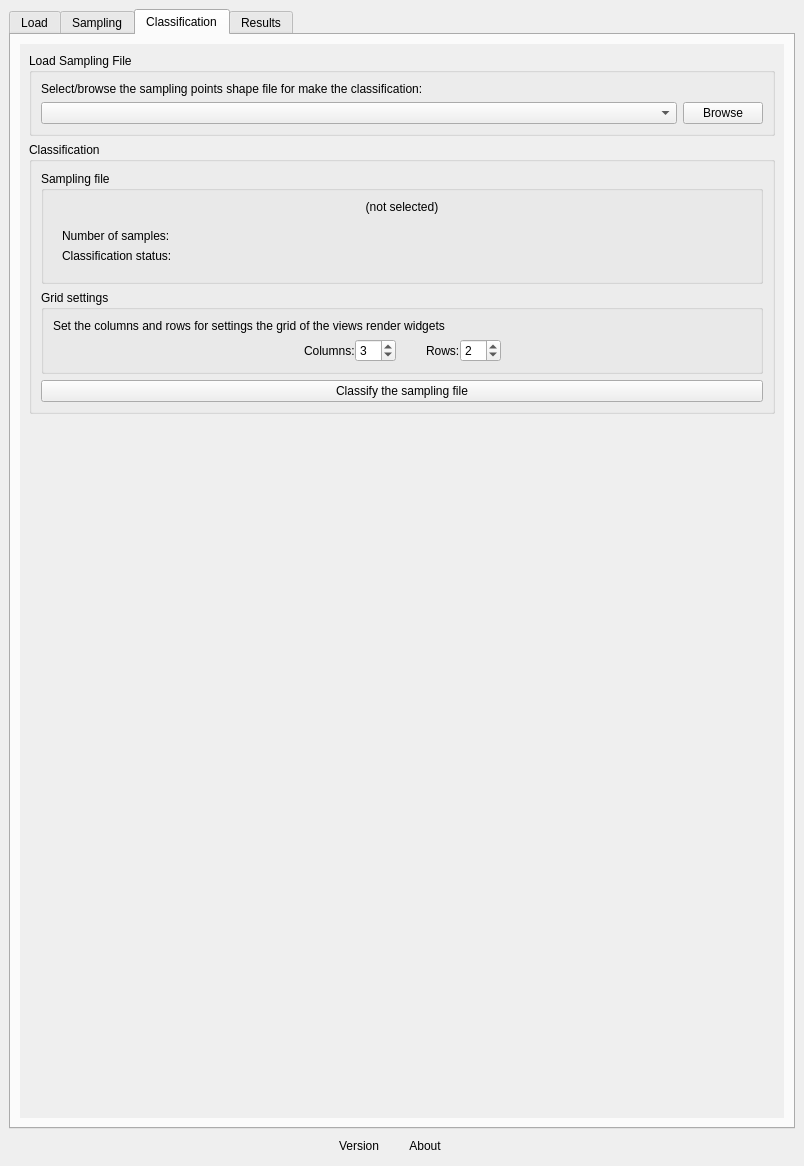
Qt form ui/acatama_dockwidget.ui (SMByC/AcATaMa) before a commit.
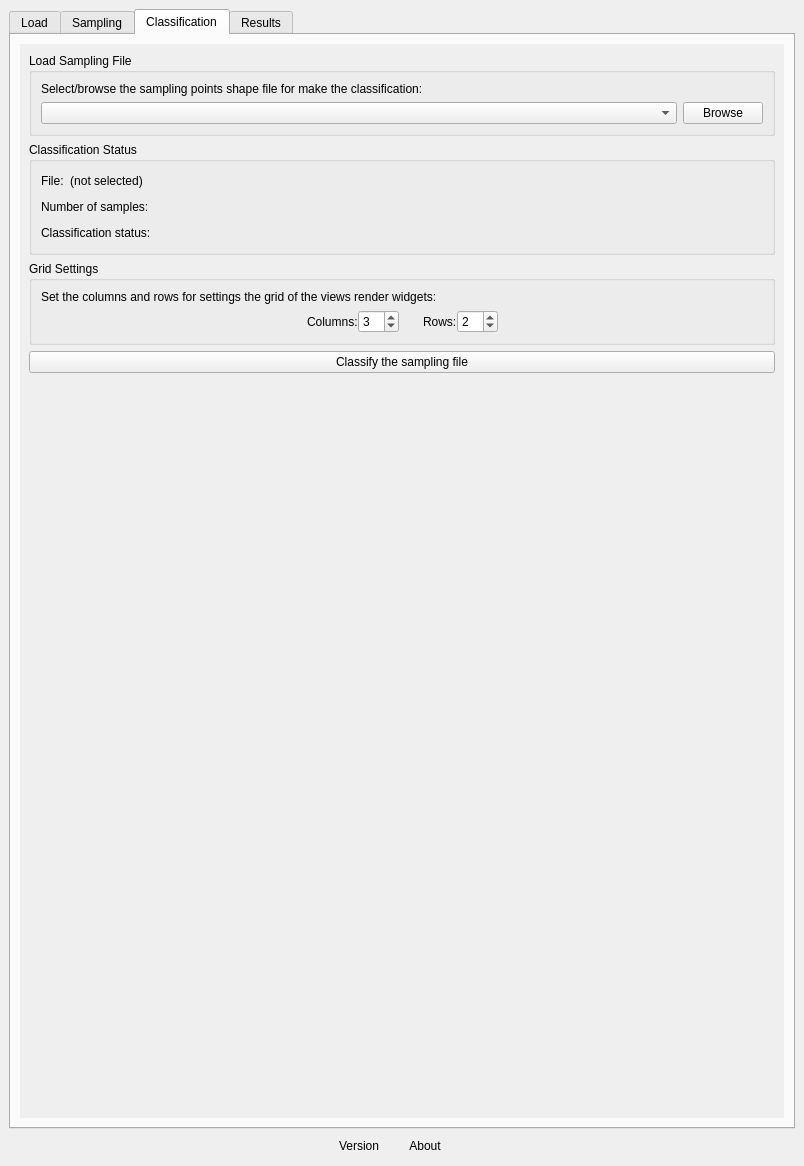
The same form after that commit. The open tabs and pages were chosen to show the change. Custom widgets are drawn as their Qt base class.

Commit message: Fix and adjust the classification UI

```diff
--- a/ui/acatama_dockwidget.ui
+++ b/ui/acatama_dockwidget.ui
@@ -912,18 +912,25 @@
              </widget>
             </item>
             <item>
-             <widget class="QGroupBox" name="groupBox_6">
-              <property name="title">
-               <string>Classification</string>
-              </property>
-              <layout class="QVBoxLayout" name="verticalLayout_25">
-               <item>
                 <widget class="QGroupBox" name="groupBox_8">
                  <property name="title">
-                  <string>Sampling file</string>
+               <string>Classification Status</string>
                  </property>
                  <layout class="QVBoxLayout" name="verticalLayout_27">
                   <item>
+                <widget class="QWidget" name="widget_2" native="true">
+                 <layout class="QHBoxLayout" name="horizontalLayout_2">
+                  <property name="margin">
+                   <number>0</number>
+                  </property>
+                  <item>
+                   <widget class="QLabel" name="label_3">
+                    <property name="text">
+                     <string>File:</string>
+                    </property>
+                   </widget>
+                  </item>
+                  <item>
                    <widget class="QLabel" name="SamplinFileName">
                     <property name="text">
                      <string>(not selected)</string>
@@ -934,36 +941,90 @@
                    </widget>
                   </item>
                   <item>
-                   <widget class="QWidget" name="widget_9" native="true">
-                    <layout class="QFormLayout" name="formLayout">
-                     <item row="1" column="0">
+                   <spacer name="horizontalSpacer_6">
+                    <property name="orientation">
+                     <enum>Qt::Horizontal</enum>
+                    </property>
+                    <property name="sizeHint" stdset="0">
+                     <size>
+                      <width>40</width>
+                      <height>20</height>
+                     </size>
+                    </property>
+                   </spacer>
+                  </item>
+                 </layout>
+                </widget>
+               </item>
+               <item>
+                <widget class="QWidget" name="widget_4" native="true">
+                 <layout class="QHBoxLayout" name="horizontalLayout_5">
+                  <property name="margin">
+                   <number>0</number>
+                  </property>
+                  <item>
                       <widget class="QLabel" name="label_23">
                        <property name="text">
                         <string>Number of samples:</string>
                        </property>
                       </widget>
                      </item>
-                     <item row="2" column="0">
+                  <item>
+                   <widget class="QLabel" name="totalSamples">
+                    <property name="text">
+                     <string/>
+                    </property>
+                   </widget>
+                  </item>
+                  <item>
+                   <spacer name="horizontalSpacer_7">
+                    <property name="orientation">
+                     <enum>Qt::Horizontal</enum>
+                    </property>
+                    <property name="sizeHint" stdset="0">
+                     <size>
+                      <width>40</width>
+                      <height>20</height>
+                     </size>
+                    </property>
+                   </spacer>
+                  </item>
+                 </layout>
+                </widget>
+               </item>
+               <item>
+                <widget class="QWidget" name="widget_9" native="true">
+                 <layout class="QHBoxLayout" name="horizontalLayout_9">
+                  <property name="margin">
+                   <number>0</number>
+                  </property>
+                  <item>
                       <widget class="QLabel" name="label_25">
                        <property name="text">
                         <string>Classification status:</string>
                        </property>
                       </widget>
                      </item>
-                     <item row="1" column="1">
-                      <widget class="QLabel" name="totalSamples">
-                       <property name="text">
-                        <string/>
-                       </property>
-                      </widget>
-                     </item>
-                     <item row="2" column="1">
+                  <item>
                       <widget class="QLabel" name="samplingFileStatus">
                        <property name="text">
                         <string/>
                        </property>
                       </widget>
                      </item>
+                  <item>
+                   <spacer name="horizontalSpacer_8">
+                    <property name="orientation">
+                     <enum>Qt::Horizontal</enum>
+                    </property>
+                    <property name="sizeHint" stdset="0">
+                     <size>
+                      <width>40</width>
+                      <height>20</height>
+                     </size>
+                    </property>
+                   </spacer>
+                  </item>
                     </layout>
                    </widget>
                   </item>
@@ -973,13 +1034,13 @@
                <item>
                 <widget class="QGroupBox" name="groupBox_7">
                  <property name="title">
-                  <string>Grid settings</string>
+               <string>Grid Settings</string>
                  </property>
                  <layout class="QVBoxLayout" name="verticalLayout_26">
                   <item>
                    <widget class="QLabel" name="label_30">
                     <property name="text">
-                     <string>Set the columns and rows for settings the grid of the views render widgets</string>
+                  <string>Set the columns and rows for settings the grid of the views render widgets:</string>
                     </property>
                     <property name="alignment">
                      <set>Qt::AlignJustify|Qt::AlignVCenter</set>
@@ -1041,7 +1102,7 @@
                        </property>
                        <property name="sizeHint" stdset="0">
                         <size>
-                         <width>30</width>
+                      <width>24</width>
                          <height>20</height>
                         </size>
                        </property>
@@ -1091,9 +1152,6 @@
                  <property name="text">
                   <string>Classify the sampling file</string>
                  </property>
-                </widget>
-               </item>
-              </layout>
              </widget>
             </item>
             <item>
```
Left out of the diff: 8 changed lines with no effect on the pictures. Lines whose indentation alone changed are shown as unchanged. The commit also changes 1 other file.
